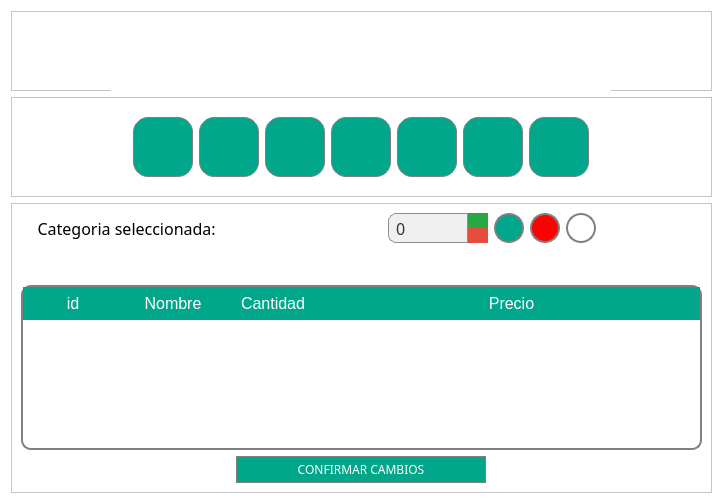
MariaFdezVertedor/ControlDeStock, file gui/modificar.ui: the form before one commit.
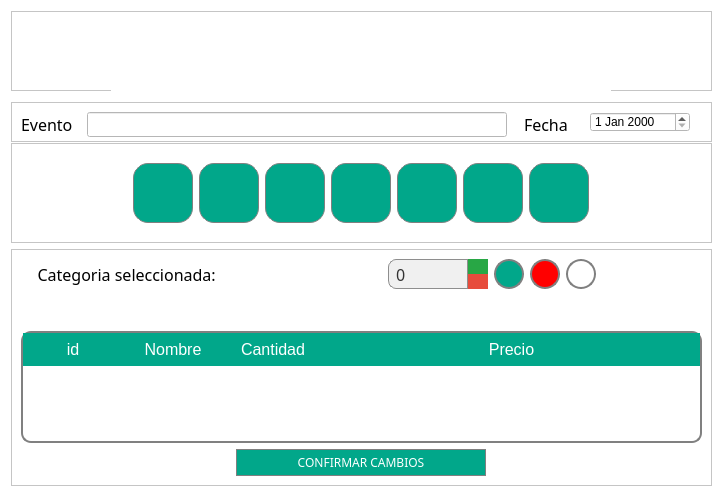
The form after the commit. Icons and pictures are not drawn.

Commit message: Agregado a modify.ui un lineEvento y dateEdit

```diff
--- a/gui/modificar.ui
+++ b/gui/modificar.ui
@@ -7,7 +7,7 @@
     <x>0</x>
     <y>0</y>
     <width>723</width>
-    <height>504</height>
+    <height>497</height>
    </rect>
   </property>
   <property name="windowTitle">
@@ -74,6 +74,151 @@
      </widget>
     </widget>
    </item>
+   <item>
+    <widget class="QFrame" name="frame_4">
+     <property name="minimumSize">
+      <size>
+       <width>0</width>
+       <height>40</height>
+      </size>
+     </property>
+     <property name="maximumSize">
+      <size>
+       <width>16777215</width>
+       <height>30</height>
+      </size>
+     </property>
+     <property name="frameShape">
+      <enum>QFrame::StyledPanel</enum>
+     </property>
+     <property name="frameShadow">
+      <enum>QFrame::Raised</enum>
+     </property>
+     <layout class="QHBoxLayout" name="horizontalLayout_5">
+      <item>
+       <widget class="QLabel" name="label_2">
+        <property name="minimumSize">
+         <size>
+          <width>60</width>
+          <height>25</height>
+         </size>
+        </property>
+        <property name="maximumSize">
+         <size>
+          <width>60</width>
+          <height>25</height>
+         </size>
+        </property>
+        <property name="font">
+         <font>
+          <family>Questrial</family>
+          <pointsize>12</pointsize>
+         </font>
+        </property>
+        <property name="text">
+         <string>Evento</string>
+        </property>
+       </widget>
+      </item>
+      <item>
+       <widget class="QLineEdit" name="lineEdit">
+        <property name="minimumSize">
+         <size>
+          <width>420</width>
+          <height>25</height>
+         </size>
+        </property>
+        <property name="maximumSize">
+         <size>
+          <width>420</width>
+          <height>16777215</height>
+         </size>
+        </property>
+       </widget>
+      </item>
+      <item>
+       <spacer name="horizontalSpacer">
+        <property name="orientation">
+         <enum>Qt::Horizontal</enum>
+        </property>
+        <property name="sizeHint" stdset="0">
+         <size>
+          <width>10</width>
+          <height>15</height>
+         </size>
+        </property>
+       </spacer>
+      </item>
+      <item>
+       <spacer name="horizontalSpacer_3">
+        <property name="orientation">
+         <enum>Qt::Horizontal</enum>
+        </property>
+        <property name="sizeHint" stdset="0">
+         <size>
+          <width>40</width>
+          <height>20</height>
+         </size>
+        </property>
+       </spacer>
+      </item>
+      <item>
+       <widget class="QLabel" name="label_3">
+        <property name="minimumSize">
+         <size>
+          <width>60</width>
+          <height>25</height>
+         </size>
+        </property>
+        <property name="maximumSize">
+         <size>
+          <width>60</width>
+          <height>25</height>
+         </size>
+        </property>
+        <property name="font">
+         <font>
+          <family>Questrial</family>
+          <pointsize>12</pointsize>
+         </font>
+        </property>
+        <property name="text">
+         <string>Fecha</string>
+        </property>
+       </widget>
+      </item>
+      <item>
+       <widget class="QDateEdit" name="dateEdit">
+        <property name="minimumSize">
+         <size>
+          <width>100</width>
+          <height>0</height>
+         </size>
+        </property>
+        <property name="maximumSize">
+         <size>
+          <width>100</width>
+          <height>25</height>
+         </size>
+        </property>
+       </widget>
+      </item>
+      <item>
+       <spacer name="horizontalSpacer_2">
+        <property name="orientation">
+         <enum>Qt::Horizontal</enum>
+        </property>
+        <property name="sizeHint" stdset="0">
+         <size>
+          <width>40</width>
+          <height>20</height>
+         </size>
+        </property>
+       </spacer>
+      </item>
+     </layout>
+    </widget>
+   </item>
    <item>
     <widget class="QFrame" name="frame_2">
      <property name="minimumSize">
```
The commit also changes 3 other files.
